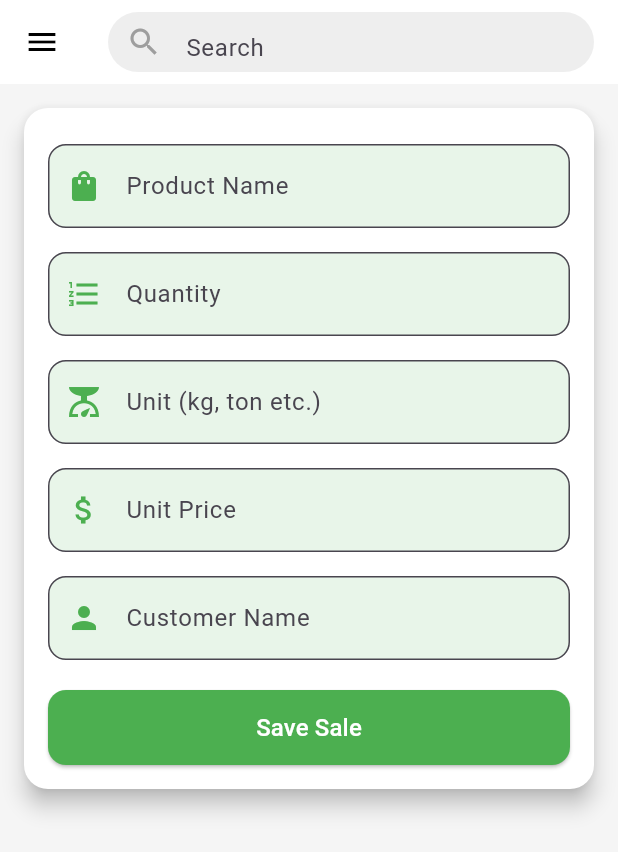
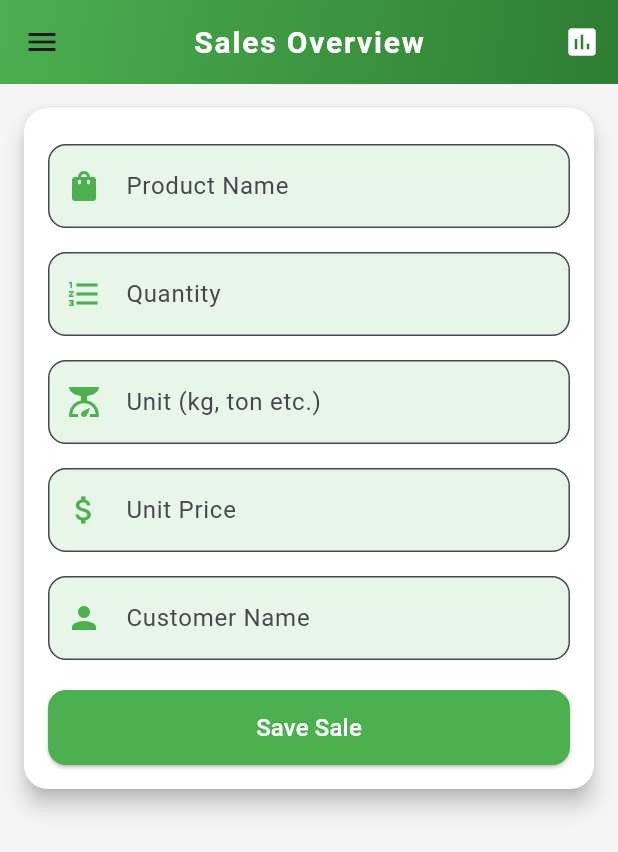
Before and after one commit to MandiMate/Mobile_App, a Flutter app: the SalesPage screen opened directly, on a phone screen of 412 x 824 dp. Shown: the top 852 px of the screen. Run offline on Flutter 3.47's test engine with Material 3 defaults, Android fonts, the light colour scheme and no system bars; our stand-ins replace pdf, printing, shared_preferences; accounts and stored records are empty; Roboto replaces fonts that are missing (Poppins).

Commit message:
Modify sales screen

```diff
--- a/lib/screens/sales_screen.dart
+++ b/lib/screens/sales_screen.dart
@@ -99,25 +99,58 @@ class _SalesPageState extends State<SalesPage> {
   Widget build(BuildContext context) {
     return Scaffold(
       backgroundColor: Colors.grey.shade100,
+      // appBar: AppBar(
+      //   backgroundColor: Colors.white,
+      //   iconTheme: const IconThemeData(color: Colors.black),
+      //   elevation: 0,
+      //   title: Container(
+      //     height: 40,
+      //     decoration: BoxDecoration(
+      //       color: Colors.grey[200],
+      //       borderRadius: BorderRadius.circular(20),
+      //     ),
+      //     child: const TextField(
+      //       decoration: InputDecoration(
+      //         hintText: 'Search',
+      //         prefixIcon: Icon(Icons.search, color: Colors.grey),
+      //         border: InputBorder.none,
+      //       ),
+      //     ),
+      //   ),
+      // ),
       appBar: AppBar(
-        backgroundColor: Colors.white,
-        iconTheme: const IconThemeData(color: Colors.black),
+        automaticallyImplyLeading: true,
         elevation: 0,
-        title: Container(
-          height: 40,
-          decoration: BoxDecoration(
-            color: Colors.grey[200],
-            borderRadius: BorderRadius.circular(20),
-          ),
-          child: const TextField(
-            decoration: InputDecoration(
-              hintText: 'Search',
-              prefixIcon: Icon(Icons.search, color: Colors.grey),
-              border: InputBorder.none,
+        flexibleSpace: Container(
+          decoration: const BoxDecoration(
+            gradient: LinearGradient(
+              colors: [Color(0xFF4CAF50), Color(0xFF2E7D32)], // Green shades
+              begin: Alignment.topLeft,
+              end: Alignment.bottomRight,
             ),
           ),
         ),
+        title: const Text(
+          "Sales Overview",
+          style: TextStyle(
+            fontSize: 20,
+            fontWeight: FontWeight.bold,
+            color: Colors.white,
+            letterSpacing: 1.2,
+          ),
+        ),
+        centerTitle: true,
+        actions: [
+          IconButton(
+            onPressed: () {
+              // Future: Add quick sale or go to report page
+            },
+            icon: const Icon(Icons.insert_chart, color: Colors.white),
+            tooltip: "Sales Report",
+          ),
+        ],
       ),
+
       drawer: const CustomDrawer(),
       body: Padding(
         padding: const EdgeInsets.all(12.0),
```
